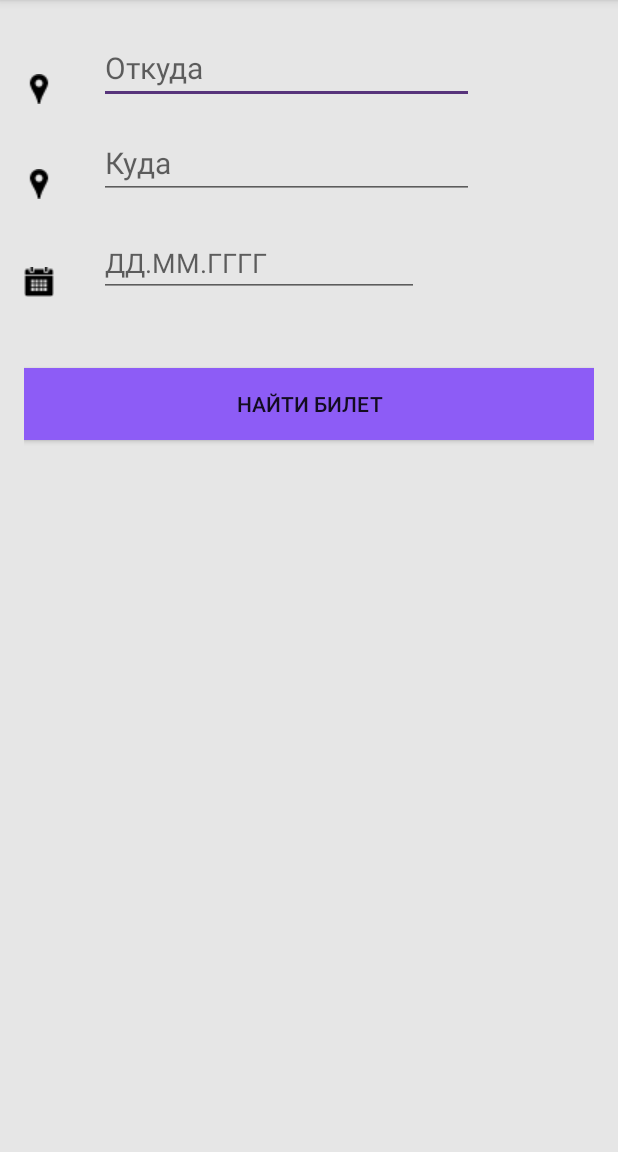
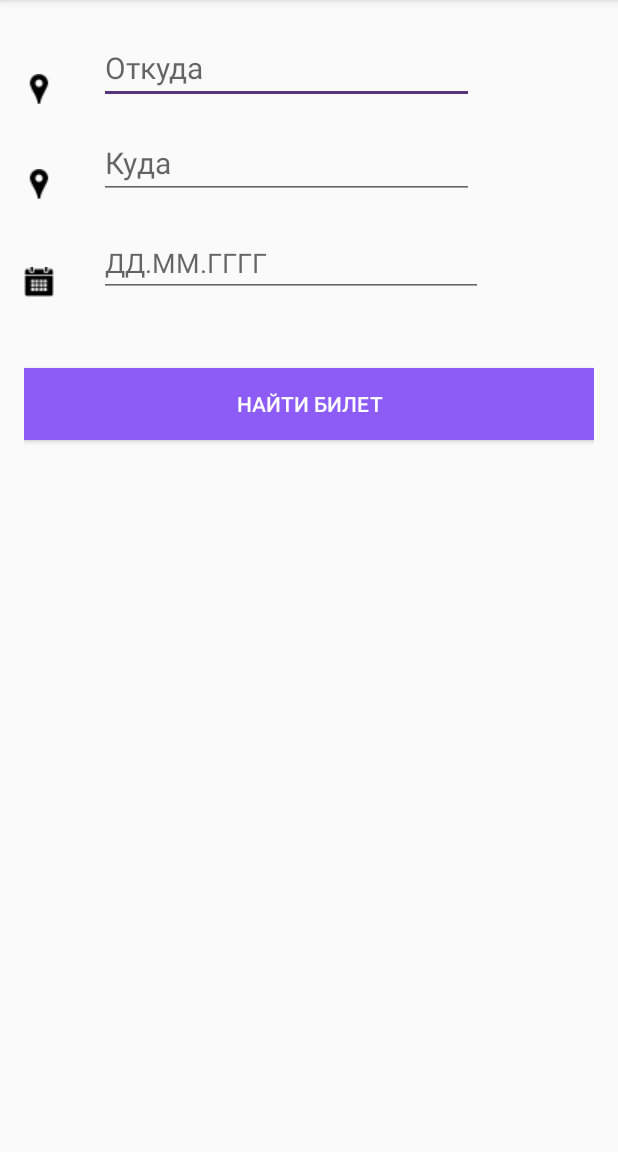
Before and after one commit to hackerfrommars/Railways-android, an Android app: the screen it shows after launch (MainActivity), on a phone screen of 412 x 824 dp, the part 84-1236 px from its top. Run offline under Robolectric (Android 15) with nearby library versions, the phone set to English and light mode, and no system bars; 3 statements that could not run were skipped.

Commit message:
some design changes to listview

```diff
--- a/app/src/main/java/com/example/aisha/project/MainActivity.java
+++ b/app/src/main/java/com/example/aisha/project/MainActivity.java
@@ -45,11 +45,6 @@ public class MainActivity extends AppCompatActivity
     Boolean isIncreasing = true;
     int size = 0;
     private GoogleApiClient client;
-
-    private static final String[] COUNTRIES = new String[] {
-            "Belgium", "France", "Italy", "Germany", "Spain"
-    };
-
 
     @Override
     protected void onCreate(Bundle savedInstanceState) {
--- a/app/src/main/res/layout/content_main.xml
+++ b/app/src/main/res/layout/content_main.xml
@@ -11,7 +11,7 @@
     app:layout_behavior="@string/appbar_scrolling_view_behavior"
     tools:context="com.example.aisha.project.MainActivity"
     tools:showIn="@layout/app_bar_main"
-    android:background="#e6e6e6">
+    >
 
     <ImageView
         android:src="@drawable/from"
@@ -78,6 +78,7 @@
         android:width="400dp"
         android:background="#8d5cf6"
         android:height="30dp"
+        android:textColor="#ffffff"
         android:layout_below="@+id/date"
         android:layout_alignParentLeft="true"
         android:layout_alignParentStart="true"
@@ -87,7 +88,7 @@
         android:layout_width="wrap_content"
         android:layout_height="wrap_content"
         android:inputType="date"
-        android:ems="10"
+        android:ems="12"
         android:id="@+id/date"
         android:hint="ДД.ММ.ГГГГ"
         android:layout_alignBottom="@+id/imageView"
--- a/app/src/main/res/layout/list_item.xml
+++ b/app/src/main/res/layout/list_item.xml
@@ -9,8 +9,6 @@
         android:layout_width="fill_parent"
         android:layout_height="wrap_content"
         android:textSize="17dip"
-        android:paddingTop="5dp"
-        android:paddingBottom="5dp"
         android:paddingLeft="?android:attr/expandableListPreferredChildPaddingLeft" />
 
     <TextView
@@ -18,8 +16,7 @@
         android:layout_width="fill_parent"
         android:layout_height="wrap_content"
         android:textSize="17dip"
-        android:paddingTop="5dp"
-        android:paddingBottom="5dp"
+
         android:paddingLeft="?android:attr/expandableListPreferredChildPaddingLeft" />
 
 </LinearLayout>
```
Also changed, not shown: app/src/main/java/com/example/aisha/project/ResultActivity.java (+4 -4 lines), app/src/main/res/layout/list_group.xml (+9 -3 lines).
